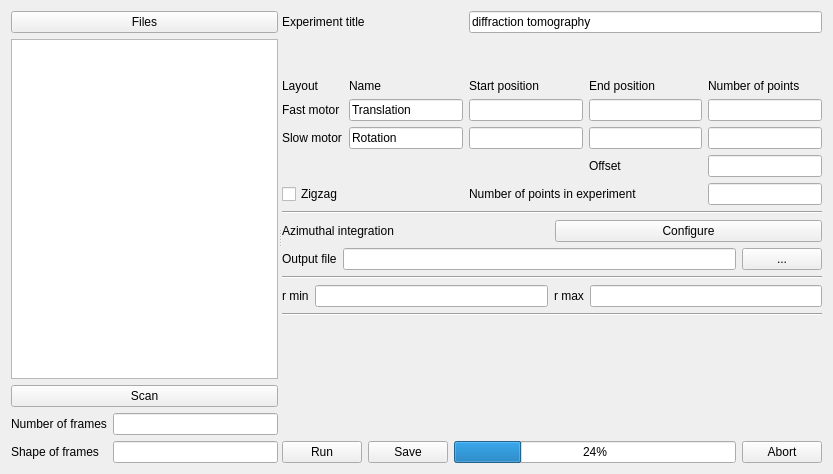
Above: src/pyFAI/resources/gui/diffmap.ui from silx-kit/pyFAI before the change. Below: the same form after it.
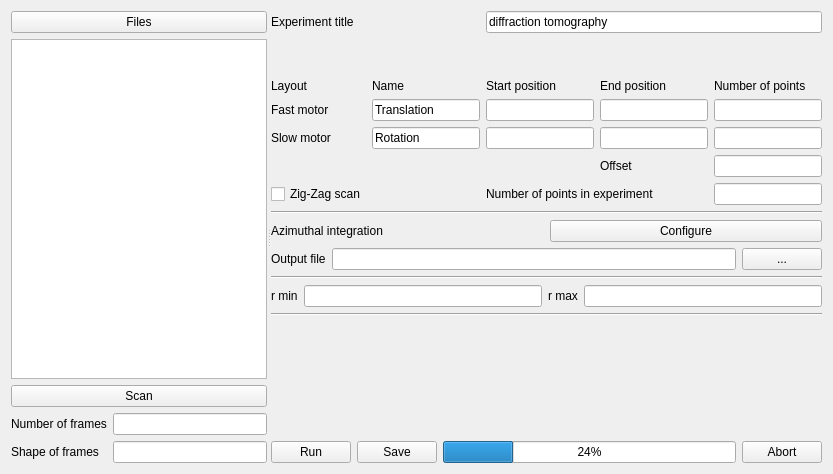
That is the form after the change.

Patch:
```diff
--- a/src/pyFAI/resources/gui/diffmap.ui
+++ b/src/pyFAI/resources/gui/diffmap.ui
@@ -264,7 +264,7 @@
          <item row="6" column="0">
           <widget class="QCheckBox" name="zigzagBox">
            <property name="text">
-            <string>Zigzag</string>
+            <string>Zig-Zag scan</string>
            </property>
           </widget>
          </item>
```
